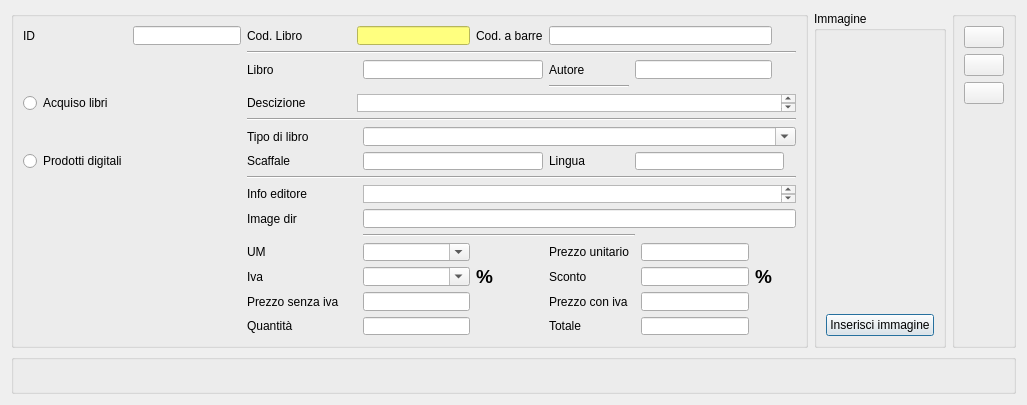
Before: the Qt Designer form lylibrary/ui/fattura_rg_art.ui in kratos83/LyLibrary, drawn with Qt 5.
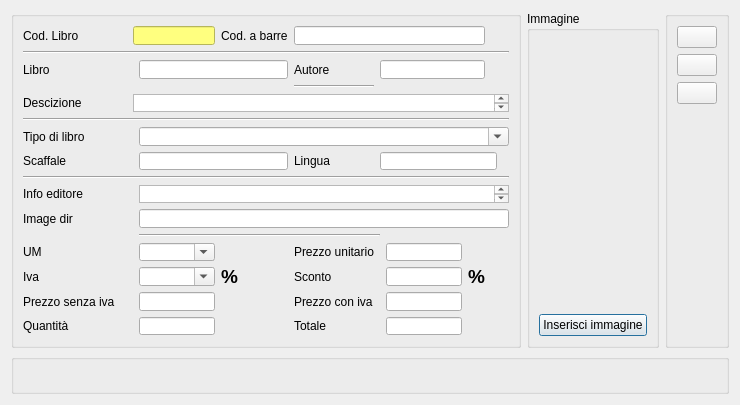
After: the same form once the commit is applied. Icons and pictures are not drawn.

```diff
--- a/lylibrary/ui/fattura_rg_art.ui
+++ b/lylibrary/ui/fattura_rg_art.ui
@@ -6,7 +6,7 @@
    <rect>
     <x>0</x>
     <y>0</y>
-    <width>1027</width>
+    <width>740</width>
     <height>405</height>
    </rect>
   </property>
@@ -44,7 +44,7 @@
       <string notr="true"/>
      </property>
      <layout class="QGridLayout" name="gridLayout_2">
-      <item row="0" column="5" colspan="2">
+      <item row="0" column="3" colspan="2">
        <widget class="QLineEdit" name="cod_art">
         <property name="sizePolicy">
          <sizepolicy hsizetype="Expanding" vsizetype="Minimum">
@@ -57,14 +57,14 @@
         </property>
        </widget>
       </item>
-      <item row="17" column="6">
+      <item row="17" column="4">
        <widget class="QComboBox" name="comboBox">
         <property name="editable">
          <bool>true</bool>
         </property>
        </widget>
       </item>
-      <item row="19" column="10">
+      <item row="19" column="8">
        <widget class="QLineEdit" name="totale">
         <property name="sizePolicy">
          <sizepolicy hsizetype="Expanding" vsizetype="Minimum">
@@ -74,14 +74,14 @@
         </property>
        </widget>
       </item>
-      <item row="8" column="2" colspan="14">
+      <item row="8" column="0" colspan="14">
        <widget class="Line" name="line_5">
         <property name="orientation">
          <enum>Qt::Horizontal</enum>
         </property>
        </widget>
       </item>
-      <item row="19" column="6">
+      <item row="19" column="4">
        <widget class="QLineEdit" name="quant">
         <property name="sizePolicy">
          <sizepolicy hsizetype="Expanding" vsizetype="Minimum">
@@ -91,55 +91,65 @@
         </property>
        </widget>
       </item>
-      <item row="18" column="8">
+      <item row="18" column="6">
        <widget class="QLabel" name="label_8">
         <property name="text">
          <string>Prezzo con iva</string>
         </property>
        </widget>
       </item>
-      <item row="19" column="2">
+      <item row="10" column="7" colspan="5">
+       <widget class="QLineEdit" name="lingua"/>
+      </item>
+      <item row="19" column="0">
        <widget class="QLabel" name="label_7">
         <property name="text">
          <string>Quantità</string>
         </property>
        </widget>
       </item>
-      <item row="18" column="2">
+      <item row="18" column="0">
        <widget class="QLabel" name="label_5">
         <property name="text">
          <string>Prezzo senza iva</string>
         </property>
        </widget>
       </item>
-      <item row="10" column="9" colspan="5">
-       <widget class="QLineEdit" name="lingua"/>
+      <item row="10" column="4" colspan="2">
+       <widget class="QLineEdit" name="scaffale"/>
       </item>
-      <item row="17" column="8">
+      <item row="17" column="6">
        <widget class="QLabel" name="label_10">
         <property name="text">
          <string>Sconto</string>
         </property>
        </widget>
       </item>
-      <item row="10" column="6" colspan="2">
-       <widget class="QLineEdit" name="scaffale"/>
-      </item>
-      <item row="2" column="2" colspan="14">
+      <item row="2" column="0" colspan="14">
        <widget class="Line" name="line_3">
         <property name="orientation">
          <enum>Qt::Horizontal</enum>
         </property>
        </widget>
       </item>
-      <item row="0" column="0">
-       <widget class="QLabel" name="id_fatt_lab">
+      <item row="13" column="4" colspan="10">
+       <widget class="QTextEdit" name="textEdit">
+        <property name="sizePolicy">
+         <sizepolicy hsizetype="Expanding" vsizetype="Preferred">
+          <horstretch>0</horstretch>
+          <verstretch>0</verstretch>
+         </sizepolicy>
+        </property>
+       </widget>
+      </item>
+      <item row="17" column="0">
+       <widget class="QLabel" name="label_4">
         <property name="text">
-         <string>ID</string>
+         <string>Iva</string>
         </property>
        </widget>
       </item>
-      <item row="0" column="2" colspan="2">
+      <item row="0" column="0" colspan="2">
        <widget class="QLabel" name="label_13">
         <property name="font">
          <font>
@@ -154,59 +164,35 @@
         </property>
        </widget>
       </item>
-      <item row="17" column="2">
-       <widget class="QLabel" name="label_4">
-        <property name="text">
-         <string>Iva</string>
-        </property>
-       </widget>
-      </item>
-      <item row="13" column="6" colspan="10">
-       <widget class="QTextEdit" name="textEdit">
-        <property name="sizePolicy">
-         <sizepolicy hsizetype="Expanding" vsizetype="Preferred">
-          <horstretch>0</horstretch>
-          <verstretch>0</verstretch>
-         </sizepolicy>
-        </property>
-       </widget>
-      </item>
-      <item row="5" column="2" colspan="2">
+      <item row="5" column="0" colspan="2">
        <widget class="QLabel" name="label_15">
         <property name="text">
          <string>Descizione</string>
         </property>
        </widget>
       </item>
-      <item row="13" column="2" colspan="4">
+      <item row="13" column="0" colspan="4">
        <widget class="QLabel" name="label_16">
         <property name="text">
          <string>Info editore</string>
         </property>
        </widget>
       </item>
-      <item row="10" column="2" colspan="2">
+      <item row="10" column="0" colspan="2">
        <widget class="QLabel" name="label_17">
         <property name="text">
          <string>Scaffale</string>
         </property>
        </widget>
       </item>
-      <item row="9" column="2" colspan="3">
+      <item row="9" column="0" colspan="3">
        <widget class="QLabel" name="label_18">
         <property name="text">
          <string>Tipo di libro</string>
         </property>
        </widget>
       </item>
-      <item row="9" column="6" colspan="10">
-       <widget class="QComboBox" name="comboBox_2">
-        <property name="editable">
-         <bool>true</bool>
-        </property>
-       </widget>
-      </item>
-      <item row="11" column="2" colspan="14">
+      <item row="11" column="0" colspan="14">
        <widget class="Line" name="line_6">
         <property name="sizePolicy">
          <sizepolicy hsizetype="Preferred" vsizetype="Fixed">
@@ -219,7 +205,7 @@
         </property>
        </widget>
       </item>
-      <item row="5" column="5" colspan="11">
+      <item row="5" column="3" colspan="11">
        <widget class="QTextEdit" name="descrizione">
         <property name="sizePolicy">
          <sizepolicy hsizetype="Expanding" vsizetype="Expanding">
@@ -229,49 +215,38 @@
         </property>
        </widget>
       </item>
-      <item row="14" column="2" colspan="2">
+      <item row="9" column="4" colspan="10">
+       <widget class="QComboBox" name="comboBox_2">
+        <property name="editable">
+         <bool>true</bool>
+        </property>
+       </widget>
+      </item>
+      <item row="14" column="0" colspan="2">
        <widget class="QLabel" name="label_20">
         <property name="text">
          <string>Image dir</string>
         </property>
        </widget>
       </item>
-      <item row="14" column="6" colspan="10">
+      <item row="14" column="4" colspan="10">
        <widget class="QLineEdit" name="image_dir"/>
       </item>
-      <item row="0" column="7">
+      <item row="0" column="5">
        <widget class="QLabel" name="barre">
         <property name="text">
          <string>Cod. a barre</string>
         </property>
        </widget>
       </item>
-      <item row="19" column="8">
+      <item row="19" column="6">
        <widget class="QLabel" name="label_6">
         <property name="text">
          <string>Totale</string>
         </property>
        </widget>
       </item>
-      <item row="17" column="7">
-       <widget class="QLabel" name="label_9">
-        <property name="font">
-         <font>
-          <family>Helvetica</family>
-          <pointsize>14</pointsize>
-          <weight>75</weight>
-          <bold>true</bold>
-         </font>
-        </property>
-        <property name="text">
-         <string>%</string>
-        </property>
-       </widget>
-      </item>
-      <item row="0" column="1">
-       <widget class="QLineEdit" name="id_fatt"/>
-      </item>
-      <item row="17" column="11">
+      <item row="17" column="9">
        <widget class="QLabel" name="label_11">
         <property name="font">
          <font>
@@ -286,24 +261,39 @@
         </property>
        </widget>
       </item>
-      <item row="18" column="6">
-       <widget class="QLineEdit" name="p_s_iva">
-        <property name="sizePolicy">
-         <sizepolicy hsizetype="Expanding" vsizetype="Minimum">
-          <horstretch>0</horstretch>
-          <verstretch>0</verstretch>
-         </sizepolicy>
+      <item row="17" column="5">
+       <widget class="QLabel" name="label_9">
+        <property name="font">
+         <font>
+          <family>Helvetica</family>
+          <pointsize>14</pointsize>
+          <weight>75</weight>
+          <bold>true</bold>
+         </font>
+        </property>
+        <property name="text">
+         <string>%</string>
         </property>
        </widget>
       </item>
-      <item row="16" column="2">
+      <item row="16" column="0">
        <widget class="QLabel" name="label_14">
         <property name="text">
          <string>UM</string>
         </property>
        </widget>
       </item>
-      <item row="18" column="10">
+      <item row="18" column="4">
+       <widget class="QLineEdit" name="p_s_iva">
+        <property name="sizePolicy">
+         <sizepolicy hsizetype="Expanding" vsizetype="Minimum">
+          <horstretch>0</horstretch>
+          <verstretch>0</verstretch>
+         </sizepolicy>
+        </property>
+       </widget>
+      </item>
+      <item row="18" column="8">
        <widget class="QLineEdit" name="p_c_iva">
         <property name="sizePolicy">
          <sizepolicy hsizetype="Expanding" vsizetype="Minimum">
@@ -313,7 +303,7 @@
         </property>
        </widget>
       </item>
-      <item row="17" column="10">
+      <item row="17" column="8">
        <widget class="QLineEdit" name="sconto">
         <property name="sizePolicy">
          <sizepolicy hsizetype="Expanding" vsizetype="Minimum">
@@ -323,56 +313,56 @@
         </property>
        </widget>
       </item>
-      <item row="15" column="6" colspan="4">
+      <item row="15" column="4" colspan="4">
        <widget class="Line" name="line_2">
         <property name="orientation">
          <enum>Qt::Horizontal</enum>
         </property>
        </widget>
       </item>
-      <item row="16" column="6">
-       <widget class="QComboBox" name="um">
-        <property name="editable">
-         <bool>true</bool>
-        </property>
-       </widget>
-      </item>
-      <item row="10" column="8">
+      <item row="10" column="6">
        <widget class="QLabel" name="label_21">
         <property name="text">
          <string>Lingua</string>
         </property>
        </widget>
       </item>
-      <item row="4" column="8">
+      <item row="4" column="6">
        <widget class="Line" name="line_4">
         <property name="orientation">
          <enum>Qt::Horizontal</enum>
         </property>
        </widget>
       </item>
-      <item row="3" column="2">
+      <item row="16" column="4">
+       <widget class="QComboBox" name="um">
+        <property name="editable">
+         <bool>true</bool>
+        </property>
+       </widget>
+      </item>
+      <item row="3" column="0">
        <widget class="QLabel" name="label_12">
         <property name="text">
          <string>Libro</string>
         </property>
        </widget>
       </item>
-      <item row="3" column="8">
+      <item row="3" column="6">
        <widget class="QLabel" name="label_19">
         <property name="text">
          <string>Autore</string>
         </property>
        </widget>
       </item>
-      <item row="0" column="8" colspan="4">
+      <item row="0" column="6" colspan="4">
        <widget class="QLineEdit" name="cod_barre">
         <property name="text">
          <string/>
         </property>
        </widget>
       </item>
-      <item row="3" column="6" colspan="2">
+      <item row="3" column="4" colspan="2">
        <widget class="QLineEdit" name="art_nom">
         <property name="sizePolicy">
          <sizepolicy hsizetype="Expanding" vsizetype="Minimum">
@@ -382,31 +372,17 @@
         </property>
        </widget>
       </item>
-      <item row="3" column="9" colspan="3">
+      <item row="3" column="7" colspan="3">
        <widget class="QLineEdit" name="autore"/>
       </item>
-      <item row="5" column="0">
-       <widget class="QRadioButton" name="f_libri">
-        <property name="text">
-         <string>Acquiso libri</string>
-        </property>
-       </widget>
-      </item>
-      <item row="10" column="0">
-       <widget class="QRadioButton" name="f_prod_dig">
-        <property name="text">
-         <string>Prodotti digitali</string>
-        </property>
-       </widget>
-      </item>
-      <item row="16" column="8">
+      <item row="16" column="6">
        <widget class="QLabel" name="label">
         <property name="text">
          <string>Prezzo unitario</string>
         </property>
        </widget>
       </item>
-      <item row="16" column="10">
+      <item row="16" column="8">
        <widget class="QLineEdit" name="pr_unit"/>
       </item>
      </layout>
```
Left out of the diff: 3 changed lines with no effect on the pictures.
